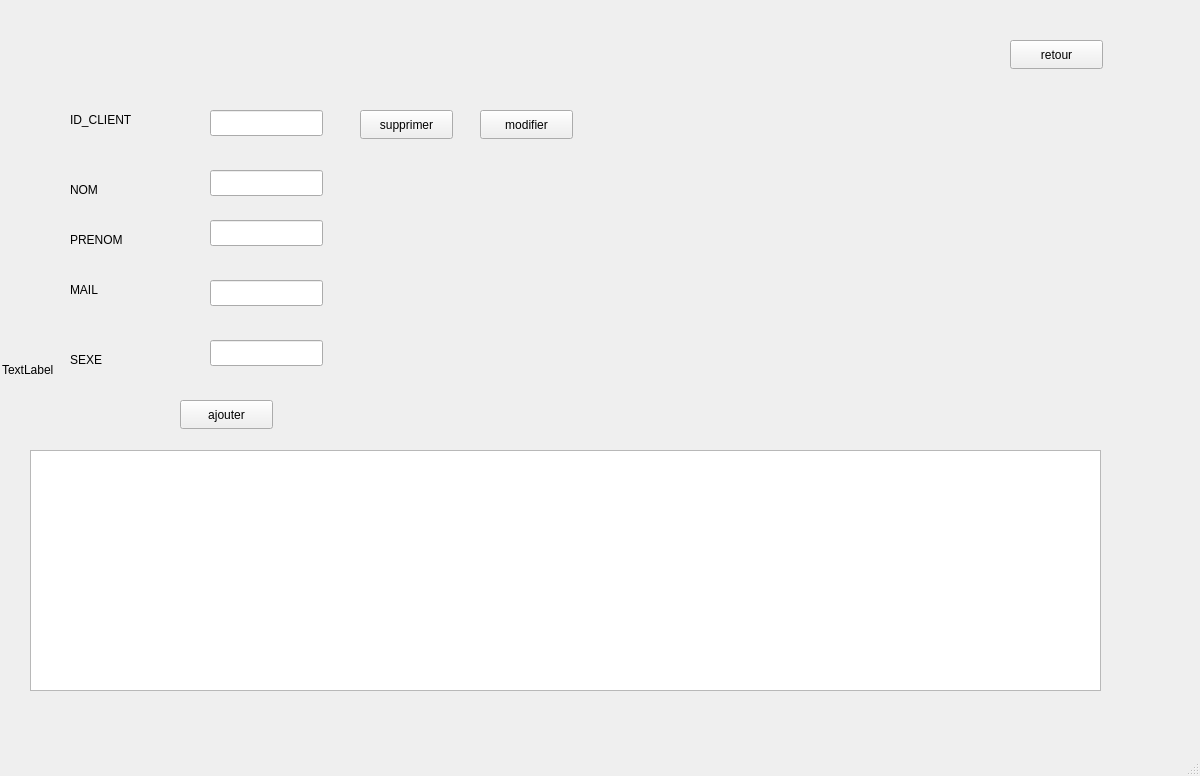
The window that mainwindow.ui (yassinekaabi/repassage) describes before a commit, drawn with Qt 5.
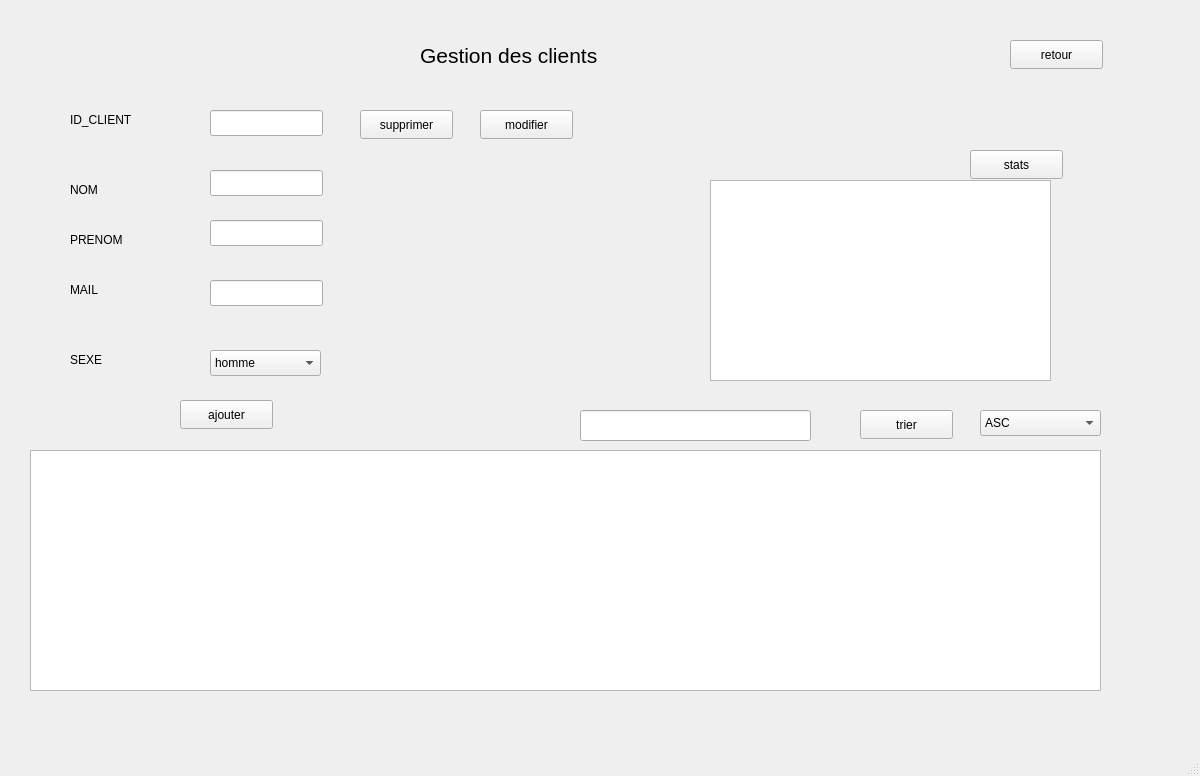
The same window after the commit. The open tabs and pages were chosen to show the change.

Commit message: metier : tri+recherche+stats

```diff
--- a/mainwindow.ui
+++ b/mainwindow.ui
@@ -14,19 +14,6 @@
    <string>MainWindow</string>
   </property>
   <widget class="QWidget" name="centralwidget">
-   <widget class="QLabel" name="label">
-    <property name="geometry">
-     <rect>
-      <x>2</x>
-      <y>29</y>
-      <width>1161</width>
-      <height>681</height>
-     </rect>
-    </property>
-    <property name="text">
-     <string>TextLabel</string>
-    </property>
-   </widget>
    <widget class="QStackedWidget" name="stackedWidget">
     <property name="geometry">
      <rect>
@@ -183,16 +170,6 @@
        <string>SEXE</string>
       </property>
      </widget>
-     <widget class="QLineEdit" name="SEXE">
-      <property name="geometry">
-       <rect>
-        <x>210</x>
-        <y>330</y>
-        <width>113</width>
-        <height>26</height>
-       </rect>
-      </property>
-     </widget>
      <widget class="QPushButton" name="pushButton">
       <property name="geometry">
        <rect>
@@ -245,6 +222,115 @@
        <string>retour</string>
       </property>
      </widget>
+     <widget class="QTableView" name="statsCl">
+      <property name="geometry">
+       <rect>
+        <x>710</x>
+        <y>170</y>
+        <width>341</width>
+        <height>201</height>
+       </rect>
+      </property>
+     </widget>
+     <widget class="QLabel" name="label_12">
+      <property name="geometry">
+       <rect>
+        <x>420</x>
+        <y>30</y>
+        <width>251</width>
+        <height>31</height>
+       </rect>
+      </property>
+      <property name="font">
+       <font>
+        <pointsize>16</pointsize>
+       </font>
+      </property>
+      <property name="text">
+       <string>Gestion des clients</string>
+      </property>
+     </widget>
+     <widget class="QPushButton" name="statbtnC_2">
+      <property name="geometry">
+       <rect>
+        <x>970</x>
+        <y>140</y>
+        <width>93</width>
+        <height>29</height>
+       </rect>
+      </property>
+      <property name="text">
+       <string>stats</string>
+      </property>
+     </widget>
+     <widget class="QComboBox" name="SEXE">
+      <property name="geometry">
+       <rect>
+        <x>210</x>
+        <y>340</y>
+        <width>111</width>
+        <height>26</height>
+       </rect>
+      </property>
+      <item>
+       <property name="text">
+        <string>homme</string>
+       </property>
+      </item>
+      <item>
+       <property name="text">
+        <string>femme</string>
+       </property>
+      </item>
+      <item>
+       <property name="text">
+        <string>autre</string>
+       </property>
+      </item>
+     </widget>
+     <widget class="QLineEdit" name="lineEdit">
+      <property name="geometry">
+       <rect>
+        <x>580</x>
+        <y>400</y>
+        <width>231</width>
+        <height>31</height>
+       </rect>
+      </property>
+     </widget>
+     <widget class="QPushButton" name="triCLB">
+      <property name="geometry">
+       <rect>
+        <x>860</x>
+        <y>400</y>
+        <width>93</width>
+        <height>29</height>
+       </rect>
+      </property>
+      <property name="text">
+       <string>trier</string>
+      </property>
+     </widget>
+     <widget class="QComboBox" name="triCL">
+      <property name="geometry">
+       <rect>
+        <x>980</x>
+        <y>400</y>
+        <width>121</width>
+        <height>26</height>
+       </rect>
+      </property>
+      <item>
+       <property name="text">
+        <string>ASC</string>
+       </property>
+      </item>
+      <item>
+       <property name="text">
+        <string>DESC</string>
+       </property>
+      </item>
+     </widget>
     </widget>
     <widget class="QWidget" name="page_2">
      <widget class="QTableView" name="tableView_2">
```
Left out of the diff: 84 changed lines with no effect on the pictures. The commit also changes 12 other files.
